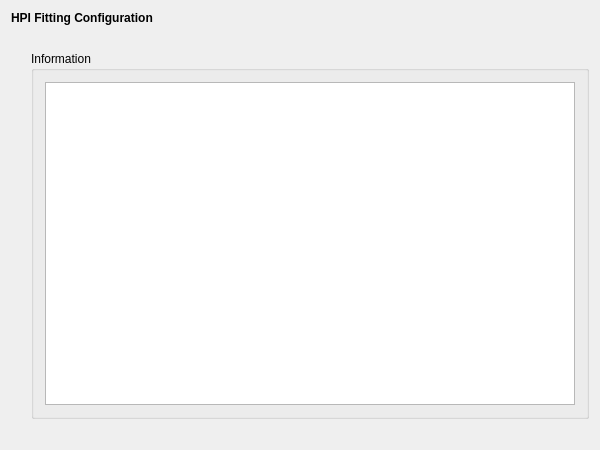
The window that applications/mne_scan/plugins/hpi/FormFiles/hpisetup.ui (mne-tools/mne-cpp) describes before a commit, drawn with Qt 5.
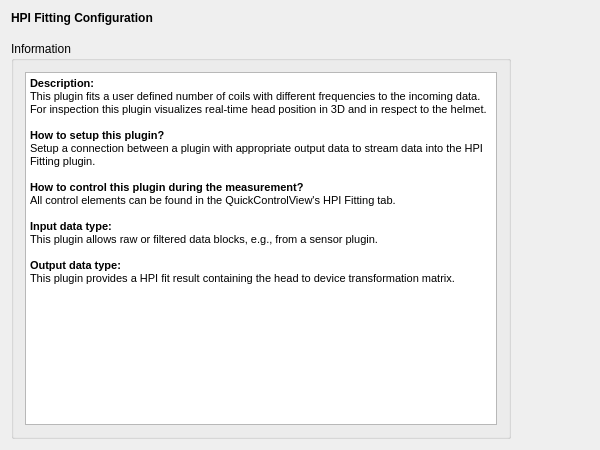
The same window after the commit.

Commit message: MAINT: About UI page cleanup

```diff
--- a/applications/mne_scan/plugins/hpi/FormFiles/hpisetup.ui
+++ b/applications/mne_scan/plugins/hpi/FormFiles/hpisetup.ui
@@ -38,27 +38,73 @@
      <property name="sizeHint" stdset="0">
       <size>
        <width>20</width>
-       <height>20</height>
+       <height>10</height>
       </size>
      </property>
     </spacer>
    </item>
    <item>
     <layout class="QGridLayout" name="m_qGridLayout_main">
+     <item row="0" column="3">
+      <spacer name="m_qVerticalSpacer_LeftRow">
+       <property name="orientation">
+        <enum>Qt::Vertical</enum>
+       </property>
+       <property name="sizeHint" stdset="0">
+        <size>
+         <width>20</width>
+         <height>40</height>
+        </size>
+       </property>
+      </spacer>
+     </item>
      <item row="0" column="1" rowspan="2" colspan="2">
       <widget class="QGroupBox" name="m_qGroupBox_Information">
+       <property name="minimumSize">
+        <size>
+         <width>500</width>
+         <height>0</height>
+        </size>
+       </property>
+       <property name="maximumSize">
+        <size>
+         <width>16777215</width>
+         <height>16777215</height>
+        </size>
+       </property>
        <property name="title">
         <string>Information</string>
        </property>
        <layout class="QGridLayout" name="m_qGridLayout_Information">
         <item row="0" column="0">
-         <widget class="QTextBrowser" name="m_qTextBrowser_Information"/>
+         <widget class="QTextBrowser" name="m_qTextBrowser_Information">
+          <property name="html">
+           <string>&lt;!DOCTYPE HTML PUBLIC &quot;-//W3C//DTD HTML 4.0//EN&quot; &quot;http://www.w3.org/TR/REC-html40/strict.dtd&quot;&gt;
+&lt;html&gt;&lt;head&gt;&lt;meta name=&quot;qrichtext&quot; content=&quot;1&quot; /&gt;&lt;style type=&quot;text/css&quot;&gt;
+p, li { white-space: pre-wrap; }
+&lt;/style&gt;&lt;/head&gt;&lt;body style=&quot; font-family:'MS Shell Dlg 2'; font-size:8.25pt; font-weight:400; font-style:normal;&quot;&gt;
+&lt;p style=&quot; margin-top:0px; margin-bottom:0px; margin-left:0px; margin-right:0px; -qt-block-indent:0; text-indent:0px;&quot;&gt;&lt;span style=&quot; font-weight:600;&quot;&gt;Description:&lt;/span&gt;&lt;/p&gt;
+&lt;p style=&quot; margin-top:0px; margin-bottom:0px; margin-left:0px; margin-right:0px; -qt-block-indent:0; text-indent:0px;&quot;&gt;This plugin fits a user defined number of coils with different frequencies to the incoming data. For inspection this plugin visualizes real-time head position in 3D and in respect to the helmet.&lt;/p&gt;
+&lt;p style=&quot;-qt-paragraph-type:empty; margin-top:0px; margin-bottom:0px; margin-left:0px; margin-right:0px; -qt-block-indent:0; text-indent:0px;&quot;&gt;&lt;br /&gt;&lt;/p&gt;
+&lt;p style=&quot; margin-top:0px; margin-bottom:0px; margin-left:0px; margin-right:0px; -qt-block-indent:0; text-indent:0px;&quot;&gt;&lt;span style=&quot; font-weight:600;&quot;&gt;How to setup this plugin?&lt;/span&gt;&lt;/p&gt;
+&lt;p style=&quot; margin-top:0px; margin-bottom:0px; margin-left:0px; margin-right:0px; -qt-block-indent:0; text-indent:0px;&quot;&gt;Setup a connection between a plugin with appropriate output data to stream data into the HPI Fitting plugin.&lt;/p&gt;
+&lt;p style=&quot;-qt-paragraph-type:empty; margin-top:0px; margin-bottom:0px; margin-left:0px; margin-right:0px; -qt-block-indent:0; text-indent:0px;&quot;&gt;&lt;br /&gt;&lt;/p&gt;
+&lt;p style=&quot; margin-top:0px; margin-bottom:0px; margin-left:0px; margin-right:0px; -qt-block-indent:0; text-indent:0px;&quot;&gt;&lt;span style=&quot; font-weight:600;&quot;&gt;How to control this plugin during the measurement?&lt;/span&gt;&lt;/p&gt;
+&lt;p style=&quot; margin-top:0px; margin-bottom:0px; margin-left:0px; margin-right:0px; -qt-block-indent:0; text-indent:0px;&quot;&gt;All control elements can be found in the QuickControlView's HPI Fitting tab.&lt;/p&gt;
+&lt;p style=&quot;-qt-paragraph-type:empty; margin-top:0px; margin-bottom:0px; margin-left:0px; margin-right:0px; -qt-block-indent:0; text-indent:0px;&quot;&gt;&lt;br /&gt;&lt;/p&gt;
+&lt;p style=&quot; margin-top:0px; margin-bottom:0px; margin-left:0px; margin-right:0px; -qt-block-indent:0; text-indent:0px;&quot;&gt;&lt;span style=&quot; font-weight:600;&quot;&gt;Input data type:&lt;/span&gt;&lt;/p&gt;
+&lt;p style=&quot; margin-top:0px; margin-bottom:0px; margin-left:0px; margin-right:0px; -qt-block-indent:0; text-indent:0px;&quot;&gt;This plugin allows raw or filtered data blocks, e.g., from a sensor plugin.&lt;/p&gt;
+&lt;p style=&quot;-qt-paragraph-type:empty; margin-top:0px; margin-bottom:0px; margin-left:0px; margin-right:0px; -qt-block-indent:0; text-indent:0px;&quot;&gt;&lt;br /&gt;&lt;/p&gt;
+&lt;p style=&quot; margin-top:0px; margin-bottom:0px; margin-left:0px; margin-right:0px; -qt-block-indent:0; text-indent:0px;&quot;&gt;&lt;span style=&quot; font-weight:600;&quot;&gt;Output data type:&lt;/span&gt;&lt;/p&gt;
+&lt;p style=&quot; margin-top:0px; margin-bottom:0px; margin-left:0px; margin-right:0px; -qt-block-indent:0; text-indent:0px;&quot;&gt;This plugin provides a HPI fit result containing the head to device transformation matrix.&lt;/p&gt;&lt;/body&gt;&lt;/html&gt;</string>
+          </property>
+         </widget>
         </item>
        </layout>
       </widget>
      </item>
-     <item row="2" column="1">
-      <spacer name="m_qHorizontalSpacer_About">
+     <item row="0" column="4">
+      <spacer name="horizontalSpacer">
        <property name="orientation">
         <enum>Qt::Horizontal</enum>
        </property>
@@ -70,19 +116,6 @@
        </property>
       </spacer>
      </item>
-     <item row="1" column="0">
-      <spacer name="m_qVerticalSpacer_LeftRow">
-       <property name="orientation">
-        <enum>Qt::Vertical</enum>
-       </property>
-       <property name="sizeHint" stdset="0">
-        <size>
-         <width>20</width>
-         <height>40</height>
-        </size>
-       </property>
-      </spacer>
-     </item>
     </layout>
    </item>
   </layout>
```
The commit also changes 58 other files.
